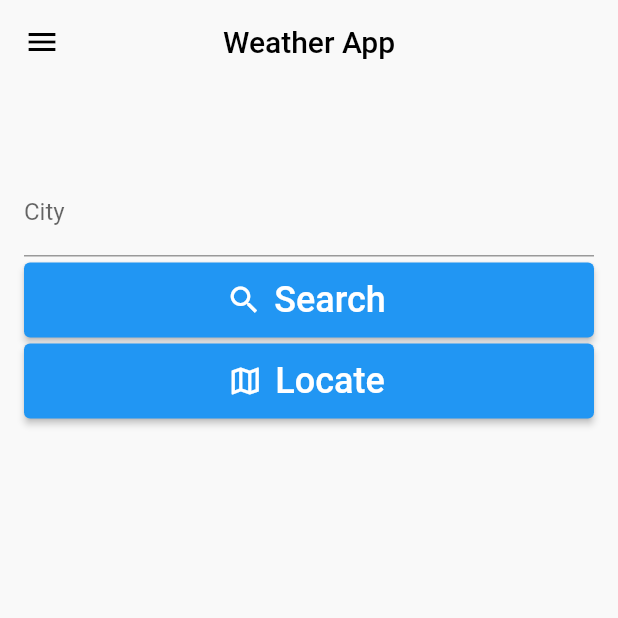
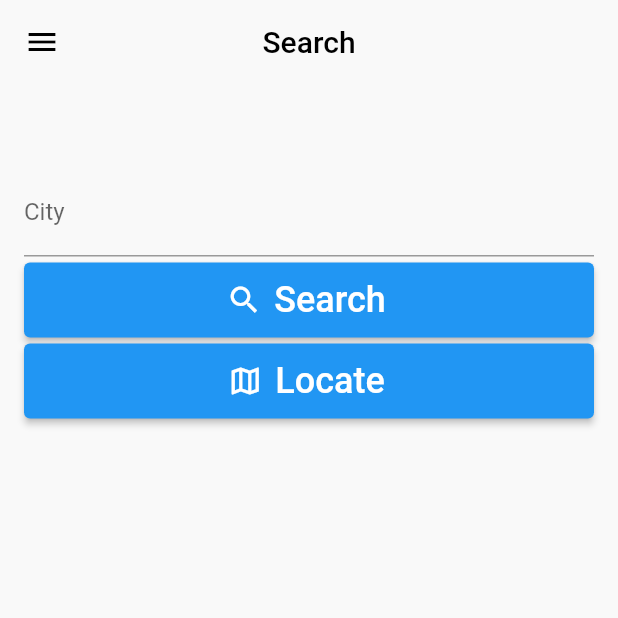
Before and after one commit to utkuvrs/weather_app_mobile_flutter, a Flutter app: the screen it shows once a user with an empty profile is signed in, on a phone screen of 412 x 824 dp, the top half of it. Run offline on Flutter 3.47's test engine with Material 2 defaults, Android fonts, the phone set to English and light mode, and no system bars; our stand-ins replace firebase_auth, firebase_core, flutter_dotenv, geolocator; accounts and stored records are empty.

Commit message:
Minor fixes

```diff
--- a/lib/views/home_page.dart
+++ b/lib/views/home_page.dart
@@ -40,7 +40,7 @@ class _HomePageState extends State<HomePage> {
           backgroundColor: const Color(0XFFf9f9f9),
           elevation: 0.0,
           title: const Text(
-            "Weather App",
+            "Home",
             style: TextStyle(color: Colors.black),
           ),
           centerTitle: true,
--- a/lib/views/location_page.dart
+++ b/lib/views/location_page.dart
@@ -1,3 +1,5 @@
+// ignore_for_file: avoid_print
+
 import 'package:flutter/material.dart';
 import 'package:geolocator/geolocator.dart';
 import 'package:weather_app_mobile_flutter/services/weather_api_client.dart';
@@ -23,7 +25,7 @@ class _LocationPageState extends State<LocationPage> {
           backgroundColor: const Color(0XFFf9f9f9),
           elevation: 0.0,
           title: const Text(
-            "Weather App",
+            "Search",
             style: TextStyle(color: Colors.black),
           ),
           centerTitle: true,
@@ -112,7 +114,7 @@ class _LocationPageState extends State<LocationPage> {
       print("GPS Location permission granted.");
 
       Position position = await Geolocator.getCurrentPosition(
-          desiredAccuracy: LocationAccuracy.high);
+          desiredAccuracy: LocationAccuracy.low);
       print(position.longitude);
       print(position.latitude);
       widget.weather = WeatherApiClient().getCurrentWeatherFromLatAndLon(
```
